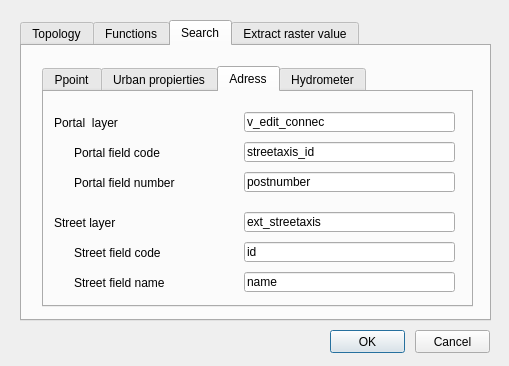
The window that ui/config.ui (Giswater/giswater_qgis_plugin) describes before a commit, drawn with Qt 5.
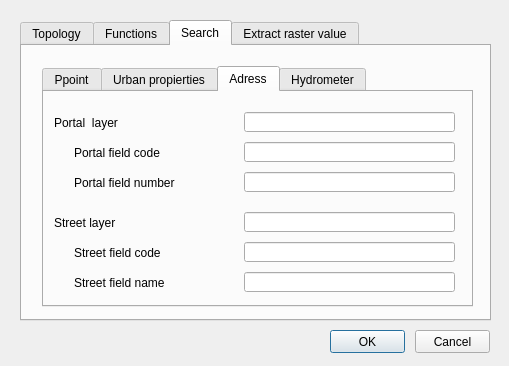
The same window after the commit. The open tabs and pages were chosen to show the change.

Commit message: Remove initial contents in config form

```diff
--- a/ui/config.ui
+++ b/ui/config.ui
@@ -723,7 +723,7 @@
     <attribute name="title">
      <string>Search</string>
     </attribute>
-    <widget class="QTabWidget" name="portal_layer">
+    <widget class="QTabWidget" name="tab_search">
      <property name="geometry">
       <rect>
        <x>20</x>
@@ -1210,7 +1210,7 @@
         </rect>
        </property>
        <property name="text">
-        <string>streetaxis_id</string>
+        <string/>
        </property>
       </widget>
       <widget class="QLineEdit" name="portal_field_number">
@@ -1223,10 +1223,10 @@
         </rect>
        </property>
        <property name="text">
-        <string>postnumber</string>
+        <string/>
        </property>
       </widget>
-      <widget class="QLineEdit" name="node_13">
+      <widget class="QLineEdit" name="portal_layer">
        <property name="geometry">
         <rect>
          <x>200</x>
@@ -1236,7 +1236,7 @@
         </rect>
        </property>
        <property name="text">
-        <string>v_edit_connec</string>
+        <string/>
        </property>
       </widget>
       <widget class="QLabel" name="label_node2arc_5">
@@ -1285,7 +1285,7 @@
         </rect>
        </property>
        <property name="text">
-        <string>name</string>
+        <string/>
        </property>
       </widget>
       <widget class="QLabel" name="label_node2arc_3">
@@ -1334,7 +1334,7 @@
         </rect>
        </property>
        <property name="text">
-        <string>ext_streetaxis</string>
+        <string/>
        </property>
       </widget>
       <widget class="QLabel" name="label_node2arc_4">
@@ -1383,7 +1383,7 @@
         </rect>
        </property>
        <property name="text">
-        <string>id</string>
+        <string/>
        </property>
       </widget>
      </widget>
```
Left out of the diff: 28 changed lines with no effect on the pictures.
